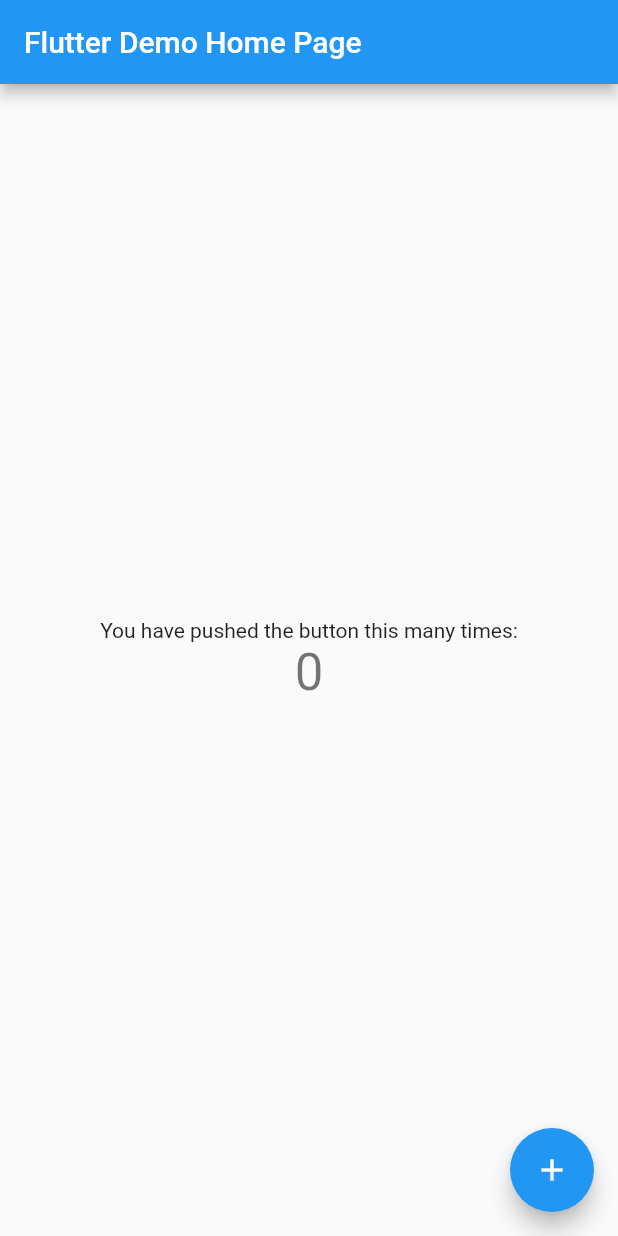
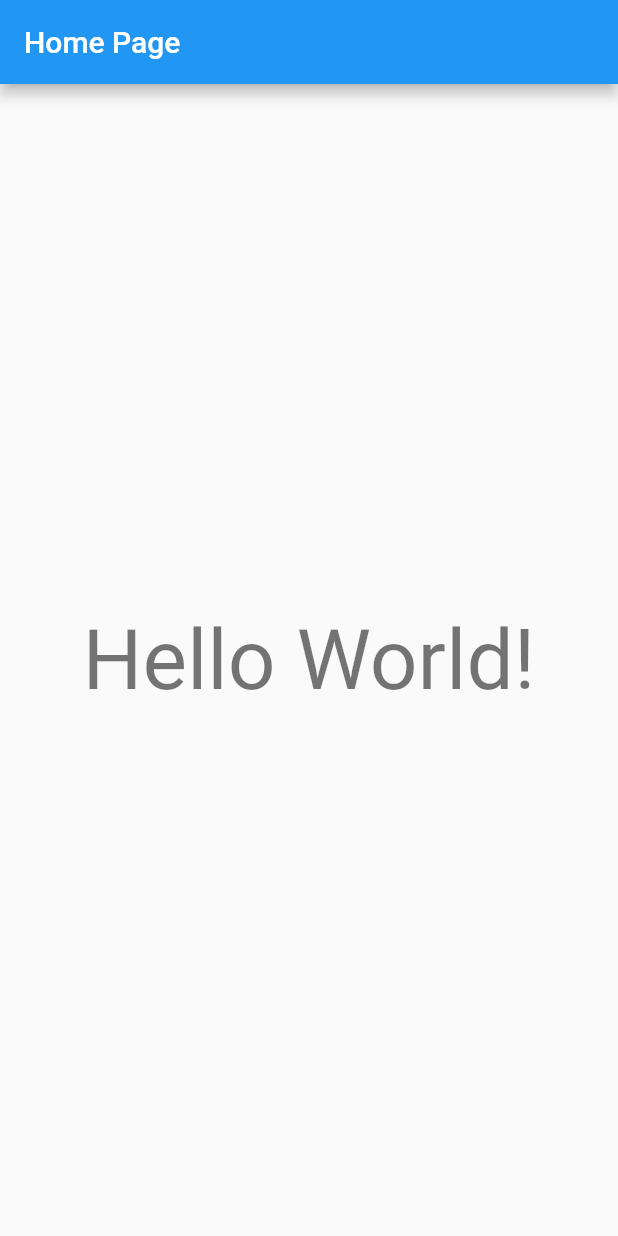
Before and after one commit to SergioSarmiento/dadm-2021-2, a Flutter app: the screen it shows after launch, on a phone screen of 412 x 824 dp. Run offline on Flutter 3.47's test engine with Material 2 defaults, Android fonts, the light colour scheme and no system bars.

Commit message:
Se modifica aplicacion para mostrar el mensaje en pantalla

```diff
--- a/reto0/hello_world/lib/main.dart
+++ b/reto0/hello_world/lib/main.dart
@@ -5,39 +5,20 @@
 }
 
 class MyApp extends StatelessWidget {
-  // This widget is the root of your application.
   @override
   Widget build(BuildContext context) {
     return MaterialApp(
-      title: 'Flutter Demo',
+      title: 'Hello World',
       theme: ThemeData(
-        // This is the theme of your application.
-        //
-        // Try running your application with "flutter run". You'll see the
-        // application has a blue toolbar. Then, without quitting the app, try
-        // changing the primarySwatch below to Colors.green and then invoke
-        // "hot reload" (press "r" in the console where you ran "flutter run",
-        // or simply save your changes to "hot reload" in a Flutter IDE).
-        // Notice that the counter didn't reset back to zero; the application
-        // is not restarted.
         primarySwatch: Colors.blue,
       ),
-      home: MyHomePage(title: 'Flutter Demo Home Page'),
+      home: MyHomePage(title: 'Home Page'),
     );
   }
 }
 
 class MyHomePage extends StatefulWidget {
   MyHomePage({Key? key, required this.title}) : super(key: key);
-
-  // This widget is the home page of your application. It is stateful, meaning
-  // that it has a State object (defined below) that contains fields that affect
-  // how it looks.
-
-  // This class is the configuration for the state. It holds the values (in this
-  // case the title) provided by the parent (in this case the App widget) and
-  // used by the build method of the State. Fields in a Widget subclass are
-  // always marked "final".
 
   final String title;
 
@@ -46,68 +27,21 @@
 }
 
 class _MyHomePageState extends State<MyHomePage> {
-  int _counter = 0;
 
-  void _incrementCounter() {
-    setState(() {
-      // This call to setState tells the Flutter framework that something has
-      // changed in this State, which causes it to rerun the build method below
-      // so that the display can reflect the updated values. If we changed
-      // _counter without calling setState(), then the build method would not be
-      // called again, and so nothing would appear to happen.
-      _counter++;
-    });
-  }
 
   @override
   Widget build(BuildContext context) {
-    // This method is rerun every time setState is called, for instance as done
-    // by the _incrementCounter method above.
-    //
-    // The Flutter framework has been optimized to make rerunning build methods
-    // fast, so that you can just rebuild anything that needs updating rather
-    // than having to individually change instances of widgets.
+
     return Scaffold(
       appBar: AppBar(
-        // Here we take the value from the MyHomePage object that was created by
-        // the App.build method, and use it to set our appbar title.
         title: Text(widget.title),
       ),
       body: Center(
-        // Center is a layout widget. It takes a single child and positions it
-        // in the middle of the parent.
-        child: Column(
-          // Column is also a layout widget. It takes a list of children and
-          // arranges them vertically. By default, it sizes itself to fit its
-          // children horizontally, and tries to be as tall as its parent.
-          //
-          // Invoke "debug painting" (press "p" in the console, choose the
-          // "Toggle Debug Paint" action from the Flutter Inspector in Android
-          // Studio, or the "Toggle Debug Paint" command in Visual Studio Code)
-          // to see the wireframe for each widget.
-          //
-          // Column has various properties to control how it sizes itself and
-          // how it positions its children. Here we use mainAxisAlignment to
-          // center the children vertically; the main axis here is the vertical
-          // axis because Columns are vertical (the cross axis would be
-          // horizontal).
-          mainAxisAlignment: MainAxisAlignment.center,
-          children: <Widget>[
-            Text(
-              'You have pushed the button this many times:',
-            ),
-            Text(
-              '$_counter',
-              style: Theme.of(context).textTheme.headline4,
-            ),
-          ],
+        child: Text(
+          'Hello World!',
+          style: Theme.of(context).textTheme.headline2,
         ),
       ),
-      floatingActionButton: FloatingActionButton(
-        onPressed: _incrementCounter,
-        tooltip: 'Increment',
-        child: Icon(Icons.add),
-      ), // This trailing comma makes auto-formatting nicer for build methods.
     );
   }
 }
```
